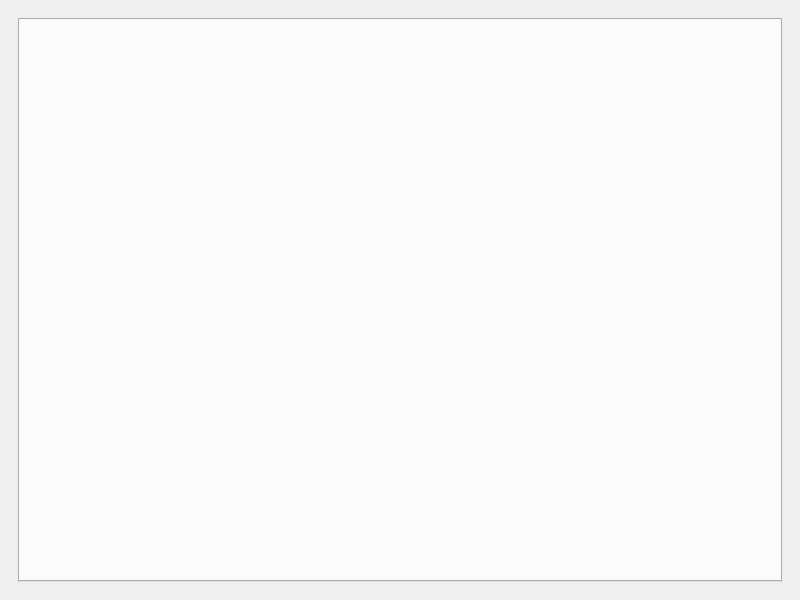
Above: FoxyFace/src/ui/qtcreator/AvatarCalibration.ui from Jeka8833/FoxyFace before the change. Below: the same form after it.
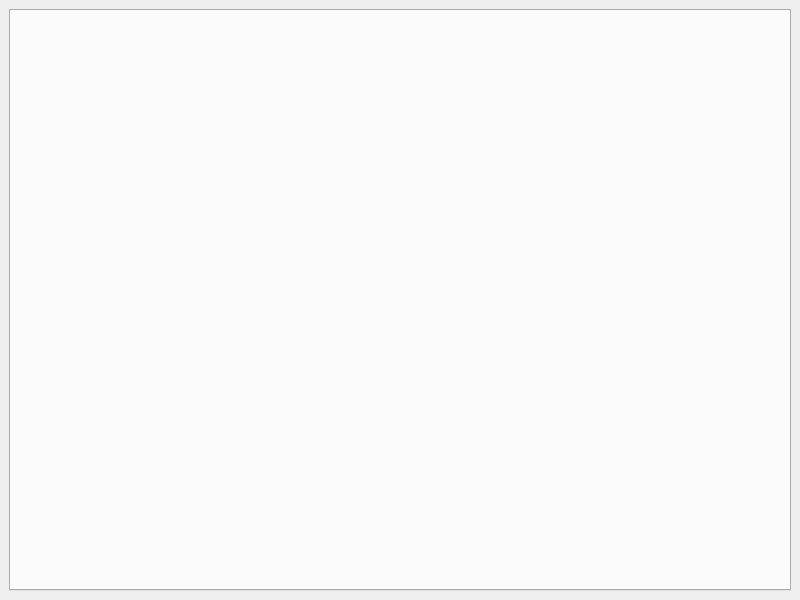
That is the form after the change. The open tabs and pages were chosen to show the change.

```diff
--- a/FoxyFace/src/ui/qtcreator/AvatarCalibration.ui
+++ b/FoxyFace/src/ui/qtcreator/AvatarCalibration.ui
@@ -22,6 +22,18 @@
       </property>
       <widget class="QWidget" name="page">
        <layout class="QHBoxLayout" name="horizontalLayout">
+        <property name="leftMargin">
+         <number>0</number>
+        </property>
+        <property name="topMargin">
+         <number>0</number>
+        </property>
+        <property name="rightMargin">
+         <number>0</number>
+        </property>
+        <property name="bottomMargin">
+         <number>0</number>
+        </property>
         <item>
          <widget class="QTabWidget" name="connection_list_widget">
           <property name="currentIndex">
```
Left out of the diff: 4 changed lines with no effect on the pictures.
